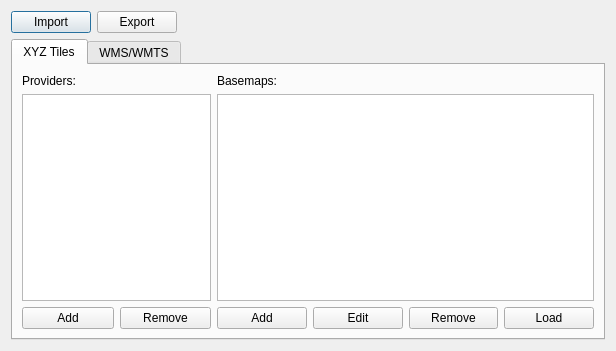
This is ui/basemaps_dialog_base.ui in Fanchengyan/Basemaps as Qt 5 draws it before an edit. The edited form follows.
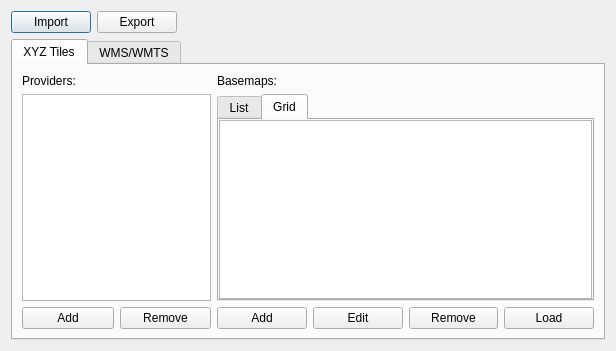
This is the edited form. The open tabs and pages were chosen to show the change.

Commit message: feat: Add basemap preview images and implement their display management in the UI.

```diff
--- a/ui/basemaps_dialog_base.ui
+++ b/ui/basemaps_dialog_base.ui
@@ -101,12 +101,64 @@
           </widget>
          </item>
          <item>
+          <widget class="QTabWidget" name="tabBasemapsView">
+           <property name="currentIndex">
+            <number>0</number>
+           </property>
+           <widget class="QWidget" name="tabBasemapsList">
+            <attribute name="title">
+             <string>List</string>
+            </attribute>
+            <layout class="QVBoxLayout" name="verticalLayout_list">
+             <property name="leftMargin">
+              <number>0</number>
+             </property>
+             <property name="topMargin">
+              <number>0</number>
+             </property>
+             <property name="rightMargin">
+              <number>0</number>
+             </property>
+             <property name="bottomMargin">
+              <number>0</number>
+             </property>
+             <item>
           <widget class="QListWidget" name="listBasemaps">
            <property name="selectionMode">
             <enum>QAbstractItemView::ExtendedSelection</enum>
            </property>
           </widget>
          </item>
+            </layout>
+           </widget>
+           <widget class="QWidget" name="tabBasemapsGrid">
+            <attribute name="title">
+             <string>Grid</string>
+            </attribute>
+            <layout class="QVBoxLayout" name="verticalLayout_grid">
+             <property name="leftMargin">
+              <number>0</number>
+             </property>
+             <property name="topMargin">
+              <number>0</number>
+             </property>
+             <property name="rightMargin">
+              <number>0</number>
+             </property>
+             <property name="bottomMargin">
+              <number>0</number>
+             </property>
+             <item>
+              <widget class="QListWidget" name="listBasemapsGrid">
+               <property name="selectionMode">
+                <enum>QAbstractItemView::ExtendedSelection</enum>
+               </property>
+              </widget>
+             </item>
+            </layout>
+           </widget>
+          </widget>
+         </item>
          <item>
           <layout class="QHBoxLayout" name="horizontalLayout_4">
            <item>
```
Left out of the diff: 52 changed lines with no effect on the pictures. Lines whose indentation alone changed are shown as unchanged. The commit also changes 87 other files.
